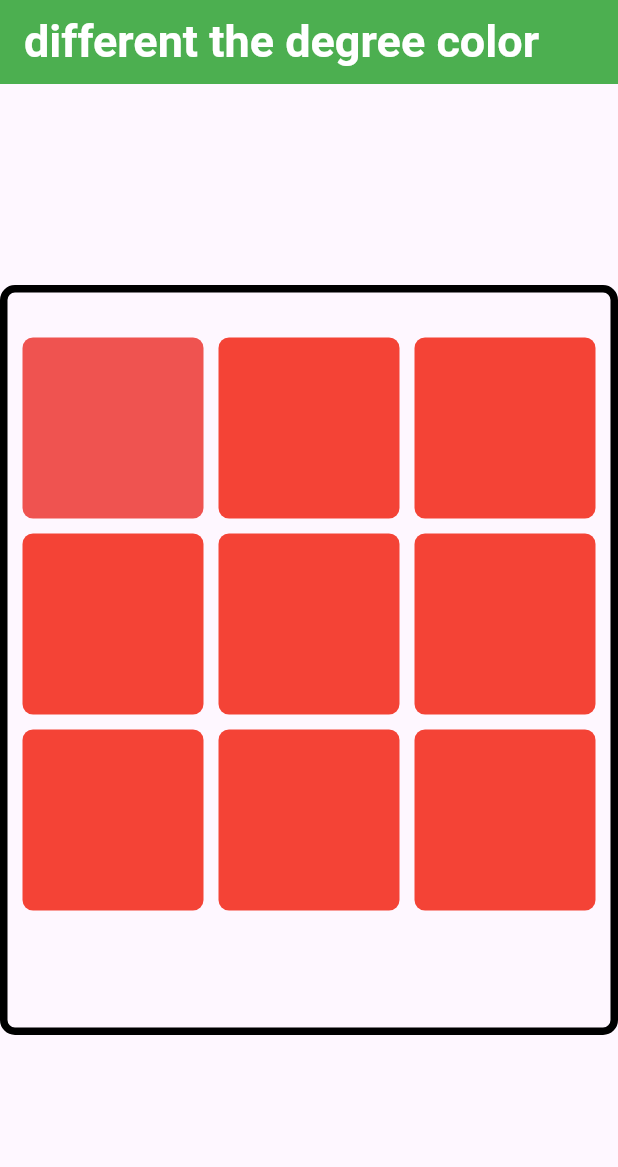
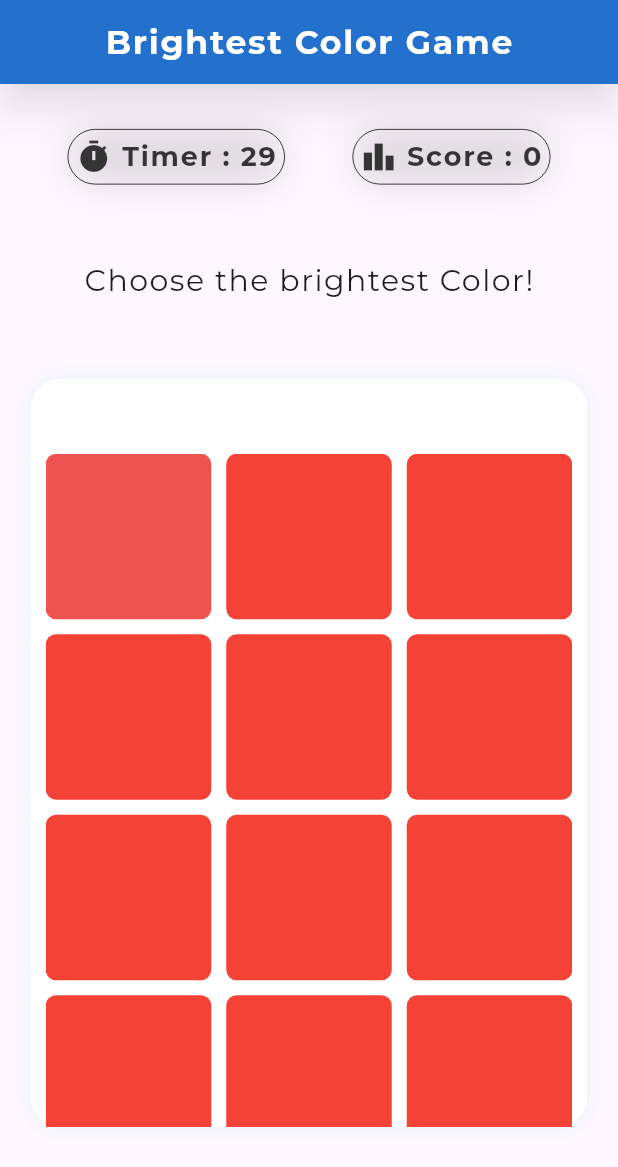
Before and after one commit to heshammahamed/Flutter_project, a Flutter app: the MohamedGame screen opened directly, on a phone screen of 412 x 824 dp. Shown: the top 1167 px of the screen. Run offline on Flutter 3.47's test engine with Material 3 defaults, Android fonts, the phone set to English and light mode, and no system bars; our stand-ins replace font_awesome_flutter, percent_indicator.

Commit message:
change Brightest color game shape

```diff
--- a/lib/screens/Brightest Color Game/BrightestColorGame.dart
+++ b/lib/screens/Brightest Color Game/BrightestColorGame.dart
@@ -10,7 +10,7 @@ class MohamedGame extends StatefulWidget {
 }
 
 class _MohamedGameState extends State<MohamedGame> {
-  int score = 100; // عدد النقاط
+  int score = 0; // عدد النقاط
 
   // list of colors
   List mainColors = [Colors.red[500] , Colors.blue[500] , Colors.amber[500] , Colors.brown[500] , Colors.green[500] , Colors.lightGreen[500], Colors.purple[500]];
@@ -25,33 +25,88 @@ class _MohamedGameState extends State<MohamedGame> {
   // loop on the colrs list
   int i = 0 ;
 
-  int timerValue = 120; // قيمة الوقت بالثواني
+  int _secondsRemaining = 30; // قيمة الوقت بالثواني
   late Timer _timer; // تايمر
+  String feedbackMessage = "";
+  Color feedbackColor = Colors.transparent; // Set default color
+  bool displayFeedback = false;
+  late Timer _feedbackTimer =
+      Timer(Duration.zero, () {}); // Initialize with an empty timer
 
   @override
   void initState() {
     super.initState();
-    // بدء التايمر عند تهيئة الحالة
     _startTimer();
   }
 
-// دالة لبدء التايمر
+  @override
+  void dispose() {
+    _timer.cancel();
+    _feedbackTimer.cancel(); // Cancel the feedback timer on dispose
+    super.dispose();
+  }
+
   void _startTimer() {
-    const oneSec = const Duration(seconds: 1);
-    _timer = new Timer.periodic(
-      oneSec,
-      (timer) {
+    _timer = Timer.periodic(const Duration(seconds: 1), (timer) {
       setState(() {
-          if (timerValue < 1) {
+        if (_secondsRemaining > 0) {
+          _secondsRemaining--;
+        } else {
           timer.cancel();
-          } else {
-            timerValue--;
+          _showPopup();
+          // Timer completed
         }
       });
+    });
+  }
+
+  void _startFeedbackTimer() {
+    setState(() {
+      displayFeedback = true;
+    });
+
+    _feedbackTimer = Timer(Duration(milliseconds: 1000), () {
+      setState(() {
+        displayFeedback = false;
+      });
+    });
+  }
+
+  void _showPopup() {
+    showDialog(
+      context: context,
+      barrierDismissible: false,
+      builder: (BuildContext context) {
+        return AlertDialog(
+          title: const Text("Time Is Over"),
+          content: Text("Your Score : $score"),
+          actions: [
+            TextButton(
+              onPressed: () {
+                Navigator.of(context).pop();
+                // Navigate to the main menu
+                // You can replace '/home' with your main menu route
+                Navigator.pushNamed(context, '/');
+              },
+              child: Text("Main Menu"),
+            ),
+            TextButton(
+              onPressed: () {
+                Navigator.of(context).pop();
+                // Rebuild the current screen
+                setState(() {
+                  _secondsRemaining = 30; // Reset timer
+                  score = 0; // Reset Score
+                  _startTimer(); // Start timer again
+                });
+              },
+              child: Text("Play Again"),
+            ),
+          ],
+        );
       },
     );
   }
-
 
 changeColor () {
   (i == mainColors.length - 1) ? i = 0 : i++;
@@ -65,29 +120,115 @@ changeColor () {
   Widget build(BuildContext context) {
     return Scaffold(
       appBar: AppBar(
-        backgroundColor: Colors.green,
-        title: Text(
-          "different the degree color",
-          style: const TextStyle(
+          automaticallyImplyLeading: false,
+          shadowColor: Colors.black45,
+          scrolledUnderElevation: 50,
+          elevation: 10,
+          centerTitle: true,
+          backgroundColor: const Color(0xFF1976D2),
+          title: const Text(
+            'Brightest Color Game',
+            style: TextStyle(
+              fontFamily: "Montserrat",
+              fontSize: 22,
+              fontWeight: FontWeight.bold,
+              letterSpacing: 1.2,
               color: Colors.white,
-            fontSize: 30,
-            fontWeight: FontWeight.w700,
             ),
           ),
         ),
-      body: Center(
+      body:
+      Column(
+        children : [
+          const SizedBox(height: 30),
+          Row (
+            mainAxisAlignment: MainAxisAlignment.spaceEvenly,
+            children: [
+                Container(
+                  decoration: BoxDecoration(
+                      color: Colors.transparent,
+                      borderRadius: const BorderRadius.all(Radius.circular(20)),
+                      border: Border.all(color: Colors.black, width: 0.5),
+                      boxShadow: const [
+                        BoxShadow(
+                            color: Colors.black12,
+                            offset: Offset(0, 0),
+                            blurRadius: 20)
+                      ]),
+                  padding: const EdgeInsets.all(5),
+                  child: Row(
+                    children: [
+                      const Icon(
+                        Icons.timer,
+                        color: Color.fromARGB(221, 26, 26, 26),
+                      ),
+                      Text(
+                        ' Timer : $_secondsRemaining',
+                        style: const TextStyle(
+                          fontSize: 18,
+                          fontWeight: FontWeight.bold,
+                          letterSpacing: 1.2,
+                          fontFamily: "Montserrat",
+                          color: Color.fromARGB(221, 26, 26, 26),
+                        ),
+                      )])),
+                Container(
+                  decoration: BoxDecoration(
+                      color: Colors.transparent,
+                      borderRadius: const BorderRadius.all(Radius.circular(20)),
+                      border: Border.all(color: Colors.black, width: 0.5),
+                      boxShadow: const [
+                        BoxShadow(
+                            color: Colors.black12,
+                            offset: Offset(0, 0),
+                            blurRadius: 20)
+                      ]),
+                  padding: const EdgeInsets.all(5),
+                  child: Row(
+                    children: [
+                      const Icon(
+                        Icons.leaderboard,
+                        color: Color.fromARGB(221, 26, 26, 26),
+                      ),
+                      Text(
+                        ' Score : $score',
+                        style: const TextStyle(
+                          fontSize: 18,
+                          fontWeight: FontWeight.bold,
+                          letterSpacing: 1.2,
+                          fontFamily: "Montserrat",
+                          color: Color.fromARGB(221, 26, 26, 26),
+                        ),
+                      )
+                    ],
+                  ),
+                )
+            ],
+          ),
+          const SizedBox(height: 50),
+          const Text("Choose the brightest Color!" , style: TextStyle(fontFamily: "Montserrat", fontSize: 20 , letterSpacing: 1.0 ,),),
+          const SizedBox(height: 50),
+      Center(
         child: Container(
-          padding: EdgeInsets.only(
-            top: 30,
+          padding: const EdgeInsets.only(
+            top: 50,
             right: 10,
             left: 10,
           ),
+          margin: EdgeInsets.symmetric(horizontal: 20),
           width: 500,
           height: 500,
               decoration: BoxDecoration(
-            borderRadius: const BorderRadius.all(
-                Radius.circular(10)), //علشان اعمل حواف دائريه للكونتينر
-            border: Border.all(color: Colors.black, width: 5), //البرواز الخارجى
+                borderRadius: const BorderRadius.all(Radius.circular(20)),
+                border: Border.all(color: const Color(0xFFEDF6FA), width: 0.5),
+                boxShadow: const [
+                  BoxShadow(
+                      color: Color(0xFFE8F3FA),
+                      blurRadius: 10,
+                      offset: Offset(0, 0))
+                ],
+                color: Colors.white,
+                shape: BoxShape.rectangle,
               ),
           child: GridView.builder(
             gridDelegate: const SliverGridDelegateWithFixedCrossAxisCount(
@@ -96,7 +237,7 @@ changeColor () {
               mainAxisSpacing: 10.0, // Spacing between rows
             ),
 
-            itemCount: 9, // Total number of items in the grid
+            itemCount: 12, // Total number of items in the grid
             itemBuilder: (BuildContext context, int index) {
               // تحديد مكان ظهور اللون المختلف
               if (index == differentColorIndex) {
@@ -105,7 +246,7 @@ changeColor () {
                     // عندما يضغط المستخدم على اللون المختلف
                     setState(() {
                       // تحديث النقاط
-                      score += 10;
+                      score += 500;
                       // change the colors
                       changeColor ();
                       // توليد رقم عشوائي لتحديد مكان جديد للون المختلف
@@ -129,7 +270,7 @@ changeColor () {
                     // عندما يضغط المستخدم على الألوان الأخرى
                     setState(() {
                       // تحديث النقاط
-                      score -= 5;
+                      score -= 400;
                       changeColor();
                     });
                   },
@@ -147,13 +288,8 @@ changeColor () {
           ),
         ),
       ),
-    );
+    ]));
   }
 
-  @override
-  void dispose() {
-    // إلغاء التايمر عند تجميع الحالة
-    _timer.cancel();
-    super.dispose();
+
 }
-}
```
Lines whose indentation alone changed are shown as unchanged.
